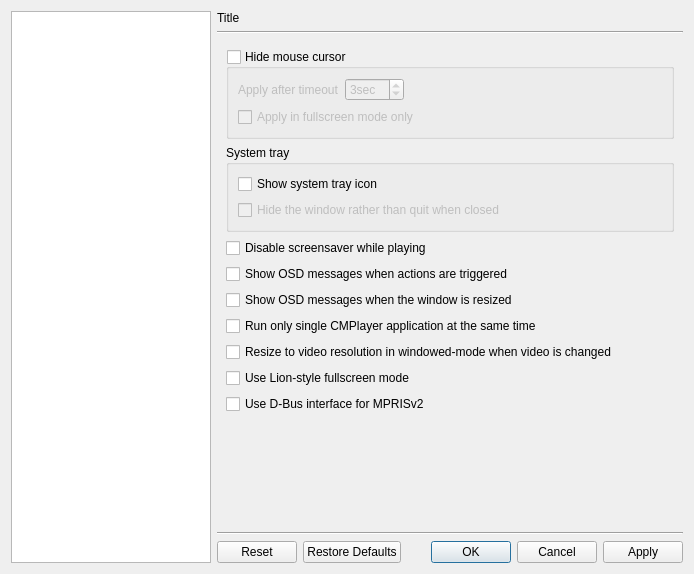
Old version of the form src/cmplayer/ui/prefdialog.ui in the repository bylee20/bomi.
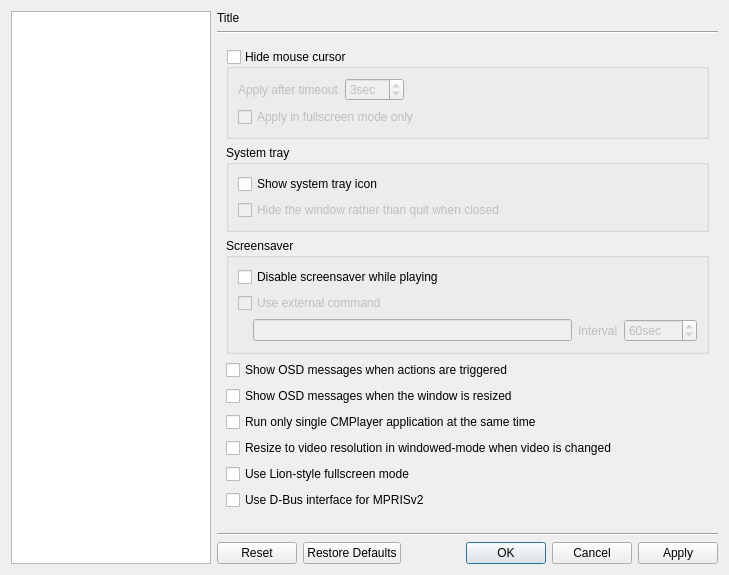
New version of the form. The open tabs and pages were chosen to show the change. Icons and pictures are not drawn. Custom widgets are drawn as their Qt base class.

Commit message: * New: disable screensaver using external command

```diff
--- a/src/cmplayer/ui/prefdialog.ui
+++ b/src/cmplayer/ui/prefdialog.ui
@@ -6,8 +6,8 @@
    <rect>
     <x>0</x>
     <y>0</y>
-    <width>694</width>
-    <height>574</height>
+    <width>729</width>
+    <height>575</height>
    </rect>
   </property>
   <property name="styleSheet">
@@ -2726,7 +2726,7 @@
         </layout>
        </widget>
        <widget class="QWidget" name="gen_behaviours">
-        <layout class="QVBoxLayout" name="verticalLayout_28">
+        <layout class="QVBoxLayout" name="verticalLayout_33">
          <item>
           <widget class="QGroupBox" name="hide_cursor">
            <property name="title">
@@ -2819,10 +2819,92 @@
           </widget>
          </item>
          <item>
-          <widget class="QCheckBox" name="disable_screensaver">
-           <property name="text">
-            <string>Disable screensaver while playing</string>
+          <widget class="QGroupBox" name="groupBox_27">
+           <property name="title">
+            <string>Screensaver</string>
            </property>
+           <layout class="QVBoxLayout" name="verticalLayout_28">
+            <item>
+             <widget class="QCheckBox" name="disable_screensaver">
+              <property name="text">
+               <string>Disable screensaver while playing</string>
+              </property>
+             </widget>
+            </item>
+            <item>
+             <widget class="QCheckBox" name="use_heartbeat">
+              <property name="enabled">
+               <bool>false</bool>
+              </property>
+              <property name="text">
+               <string>Use external command</string>
+              </property>
+             </widget>
+            </item>
+            <item>
+             <widget class="QWidget" name="heartbeat_widget" native="true">
+              <property name="enabled">
+               <bool>false</bool>
+              </property>
+              <layout class="QHBoxLayout" name="horizontalLayout_26">
+               <property name="leftMargin">
+                <number>0</number>
+               </property>
+               <property name="topMargin">
+                <number>0</number>
+               </property>
+               <property name="rightMargin">
+                <number>0</number>
+               </property>
+               <property name="bottomMargin">
+                <number>0</number>
+               </property>
+               <item>
+                <spacer name="horizontalSpacer_23">
+                 <property name="orientation">
+                  <enum>Qt::Horizontal</enum>
+                 </property>
+                 <property name="sizeType">
+                  <enum>QSizePolicy::Fixed</enum>
+                 </property>
+                 <property name="sizeHint" stdset="0">
+                  <size>
+                   <width>15</width>
+                   <height>1</height>
+                  </size>
+                 </property>
+                </spacer>
+               </item>
+               <item>
+                <widget class="QLineEdit" name="heartbeat_command"/>
+               </item>
+               <item>
+                <widget class="QLabel" name="label_52">
+                 <property name="text">
+                  <string>Interval</string>
+                 </property>
+                </widget>
+               </item>
+               <item>
+                <widget class="QSpinBox" name="heartbeat_interval">
+                 <property name="suffix">
+                  <string>sec</string>
+                 </property>
+                 <property name="minimum">
+                  <number>1</number>
+                 </property>
+                 <property name="maximum">
+                  <number>9999</number>
+                 </property>
+                 <property name="value">
+                  <number>60</number>
+                 </property>
+                </widget>
+               </item>
+              </layout>
+             </widget>
+            </item>
+           </layout>
           </widget>
          </item>
          <item>
```
Left out of the diff: 114 changed lines with no effect on the pictures. The commit also changes 10 other files.
